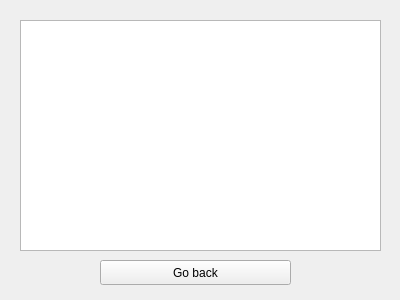
The window that forms/TopicQuestions.ui (without-eyes/EasyLearner) describes before a commit, drawn with Qt 5.
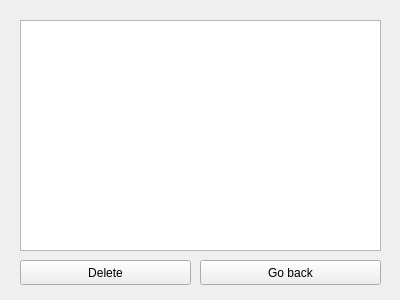
The same window after the commit.

Commit message: Added deletion of saved content and renamed enableButton function to changeButtonState

```diff
--- a/forms/TopicQuestions.ui
+++ b/forms/TopicQuestions.ui
@@ -23,12 +23,25 @@
                 </rect>
             </property>
         </widget>
+        <widget class="QPushButton" name="deleteButton">
+            <property name="geometry">
+                <rect>
+                    <x>20</x>
+                    <y>260</y>
+                    <width>171</width>
+                    <height>25</height>
+                </rect>
+            </property>
+            <property name="text">
+                <string>Delete</string>
+            </property>
+        </widget>
         <widget class="QPushButton" name="goBackButton">
             <property name="geometry">
                 <rect>
-                    <x>100</x>
+                    <x>200</x>
                     <y>260</y>
-                    <width>191</width>
+                    <width>181</width>
                     <height>25</height>
                 </rect>
             </property>
```
The commit also changes 21 other files.
